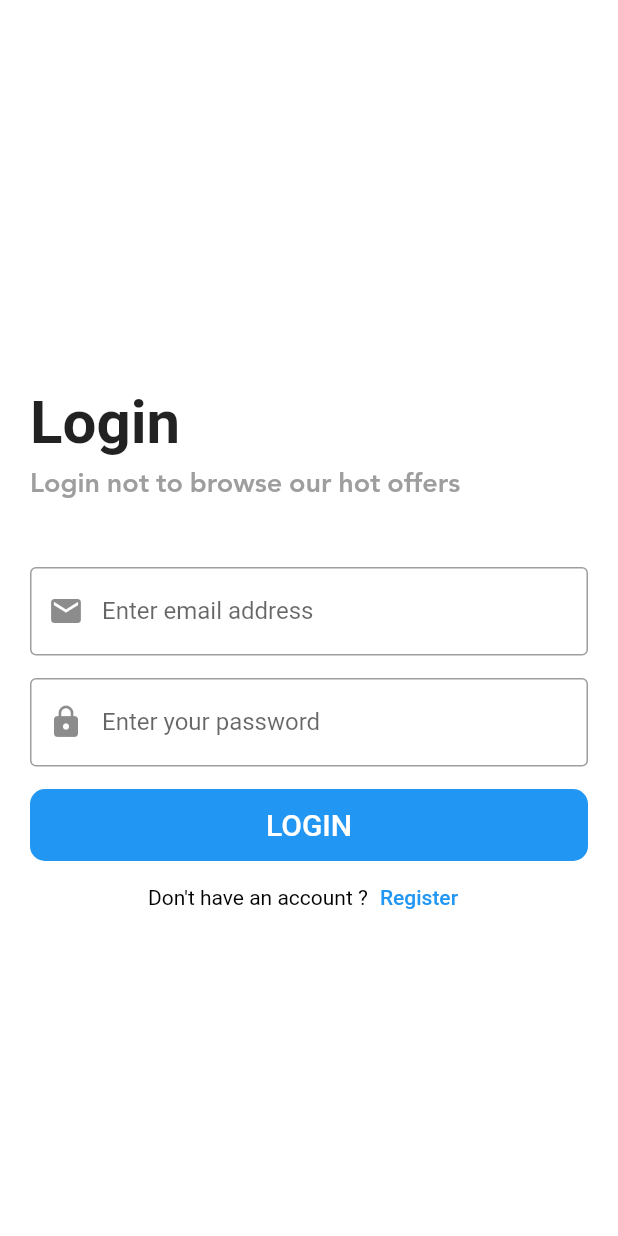
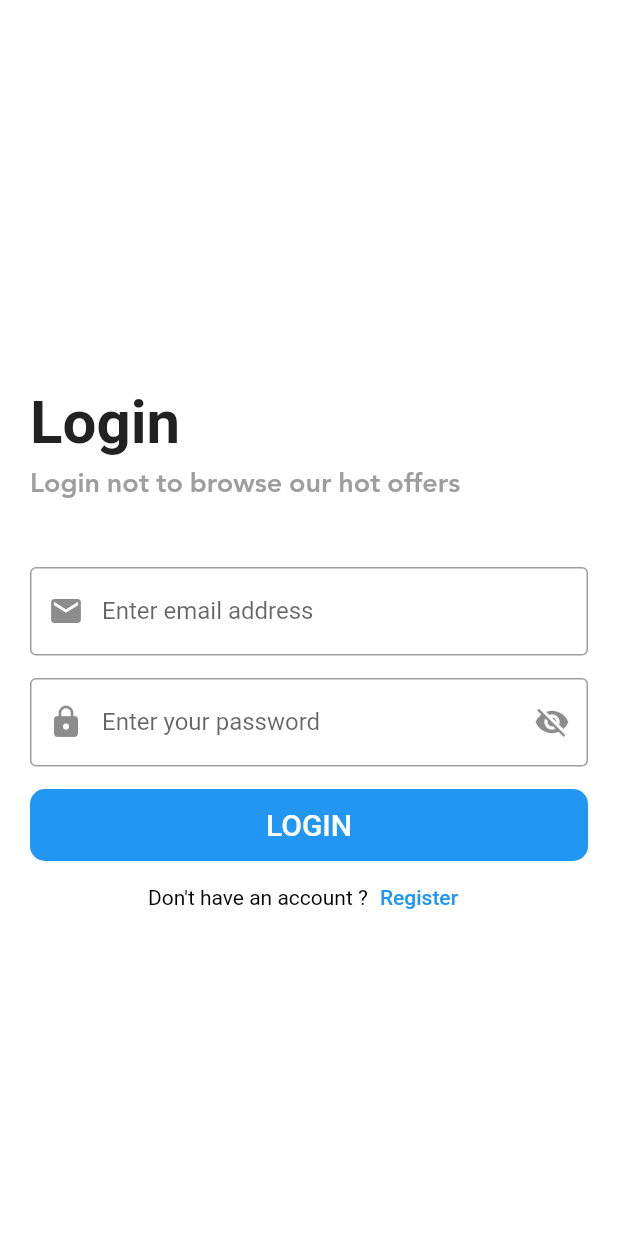
Before and after one commit to MoamenMohamed101/shop_app, a Flutter app: the screen it shows after launch, on a phone screen of 412 x 824 dp. Run offline on Flutter 3.47's test engine with Material 2 defaults, Android fonts, the phone set to English and light mode, and no system bars; our stand-ins replace bloc, conditional_builder_null_safety, dio, flutter_bloc, hexcolor, smooth_page_indicator.

Commit message:
news_app

```diff
--- a/lib/modules/login/login_screen.dart
+++ b/lib/modules/login/login_screen.dart
@@ -74,15 +74,15 @@ class ShopLoginScreen extends StatelessWidget {
                           },
                           text: 'Enter your password',
                           prefixIcon: Icons.lock,
-                          // suffixIcon: Icons.add,
-                          // isPassword: isPassword!,
+                          suffixIcon: Icons.add,
+                          isPassword: isPassword!,
                           iconSuffix: () {},
                         ),
                         const SizedBox(
                           height: 15,
                         ),
                         ConditionalBuilder(
-                          condition: true,
+                          condition: state is! ShopLoginLoadingStates,
                           builder: (context) => defaultButton(
                             color: Colors.blue,
                             text: 'login',
--- a/lib/shared/network/remote/dio_helper.dart
+++ b/lib/shared/network/remote/dio_helper.dart
@@ -9,20 +9,28 @@ class DioHelper {
       BaseOptions(
           baseUrl: 'https://student.valuxapps.com/api/',
           receiveDataWhenStatusError: true,
-          headers: {'Content-Type': 'application/json'}),
+          headers: {'Content-Type': 'application/json', 'lang': 'en'}),
     );
   }
 
-  static Future<Response>? getData(
-      {@required url, Map<String, dynamic>? query}) async {
+  static Future<Response>? getData({
+    @required url,
+    Map<String, dynamic>? query,
+    String? lang = 'ar',
+    String? authorization,
+  }) async {
+    dio!.options.headers = {'lang': lang, 'Authorization': authorization};
     return await dio!.get(url, queryParameters: query);
   }
 
   static Future<Response>? postData({
     @required String? url,
-    // Map<String, dynamic>? query,
+    Map<String, dynamic>? query,
     @required Map<String, dynamic>? data,
+    String? lang = 'ar',
+    String? authorization,
   }) async {
+    dio!.options.headers = {'lang': lang, 'Authorization': authorization};
     return await dio!.post(url!, data: data);
   }
 }
```
